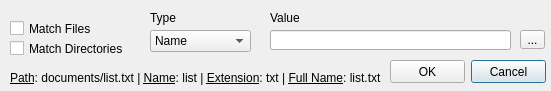
Above: trunk/Client/src/QtClient/qtFilterDialog.ui from psieg/MyCloud before the change. Below: the same form after it.
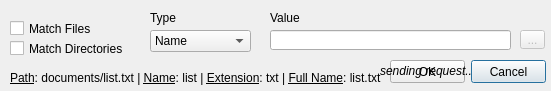
That is the form after the change. Icons and pictures are not drawn.

Commit message: Complete UI for Filters for specific syncs (#6) and various smaller changes - Completed protocol for manipulating filters - Added adding, editing and deleting of filters in UI - Added asynchronous filter update - Disallow changing filters for non-subscribed Syncs - Added shortname to crop

Diff of the .ui file:
```diff
--- a/trunk/Client/src/QtClient/qtFilterDialog.ui
+++ b/trunk/Client/src/QtClient/qtFilterDialog.ui
@@ -164,6 +164,9 @@
    </property>
   </widget>
   <widget class="QToolButton" name="browseButton">
+   <property name="enabled">
+    <bool>false</bool>
+   </property>
    <property name="geometry">
     <rect>
      <x>520</x>
@@ -189,6 +192,24 @@
     <string>&lt;u&gt;Path&lt;/u&gt;: documents/list.txt | &lt;u&gt;Name&lt;/u&gt;: list | &lt;u&gt;Extension&lt;/u&gt;: txt | &lt;u&gt;Full Name&lt;/u&gt;: list.txt</string>
    </property>
   </widget>
+  <widget class="QLabel" name="sendLabel">
+   <property name="geometry">
+    <rect>
+     <x>380</x>
+     <y>60</y>
+     <width>91</width>
+     <height>21</height>
+    </rect>
+   </property>
+   <property name="font">
+    <font>
+     <italic>true</italic>
+    </font>
+   </property>
+   <property name="text">
+    <string>sending request...</string>
+   </property>
+  </widget>
  </widget>
  <resources>
   <include location="qtClient.qrc"/>
```
The commit also changes 19 other files.
